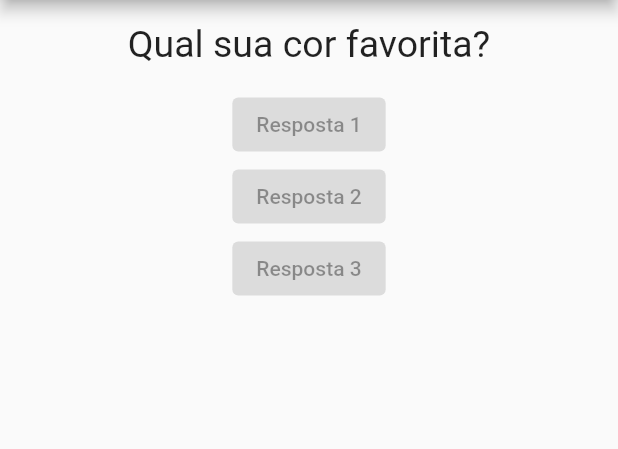
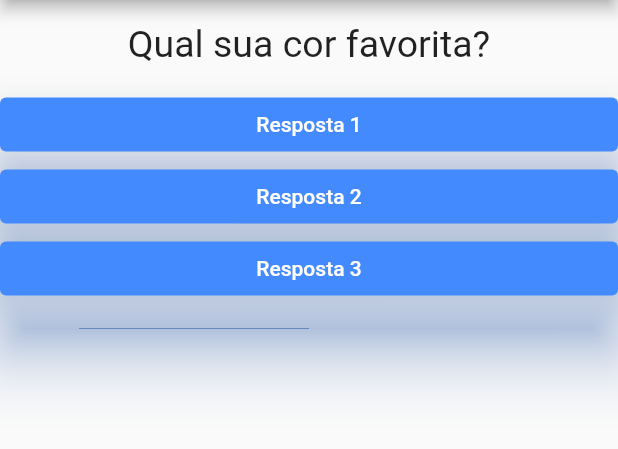
Before and after one commit to gbarth/projetoPerguntas, a Flutter app: the screen it shows after launch, on a phone screen of 412 x 824 dp, the part 84-533 px from its top. Run offline on Flutter 3.47's test engine with Material 2 defaults, Android fonts, the phone set to English and light mode, and no system bars.

Commit message:
Estilo dos botões

```diff
--- a/lib/main.dart
+++ b/lib/main.dart
@@ -13,7 +13,6 @@ class _PerguntaAppState extends State<PerguntaApp>{
     setState(() {
       _perguntaSelecionada++;
     });
-    print(_perguntaSelecionada);
   }
 
   @override
@@ -37,9 +36,9 @@ class _PerguntaAppState extends State<PerguntaApp>{
           body: Column(
             children: [
               Questao(perguntas[_perguntaSelecionada]),
-              Resposta('Resposta 1'),
-              Resposta('Resposta 2'),
-              Resposta('Resposta 3'),
+              Resposta('Resposta 1', _responder),
+              Resposta('Resposta 2', _responder),
+              Resposta('Resposta 3', _responder),
             ],
           ),
         ),
--- a/lib/questao.dart
+++ b/lib/questao.dart
@@ -10,10 +10,10 @@ class Questao extends StatelessWidget {
   Widget build(BuildContext context) {
     return Container(
       width: double.infinity,
-      margin: EdgeInsets.all(15),
+      margin: const EdgeInsets.all(15),
       child: Text(
         texto,
-        style: TextStyle(fontSize: 25                 ),
+        style: const TextStyle(fontSize: 25),
         textAlign: TextAlign.center,
       ),
     );
--- a/lib/resposta.dart
+++ b/lib/resposta.dart
@@ -1,18 +1,27 @@
 import 'package:flutter/cupertino.dart';
-
 import 'package:flutter/material.dart';
 
 class Resposta extends StatelessWidget {
 
   final String texto;
+  final void Function() wPressed;
 
-  Resposta(this.texto);
+  Resposta(this.texto, this.wPressed);
 
   @override
   Widget build(BuildContext context) {
-    return ElevatedButton(
-      child: Text(texto),
-      onPressed: null,
+    return Container(
+      width: double.infinity,
+      child: ElevatedButton(
+        style: ElevatedButton.styleFrom(
+          primary: Colors.blueAccent,
+          onSurface: Colors.red,
+          elevation: 20,
+          shadowColor: Colors.blueAccent,
+        ),
+        child: Text(texto),
+        onPressed: wPressed,
+      ),
     );
   }
 }
```
